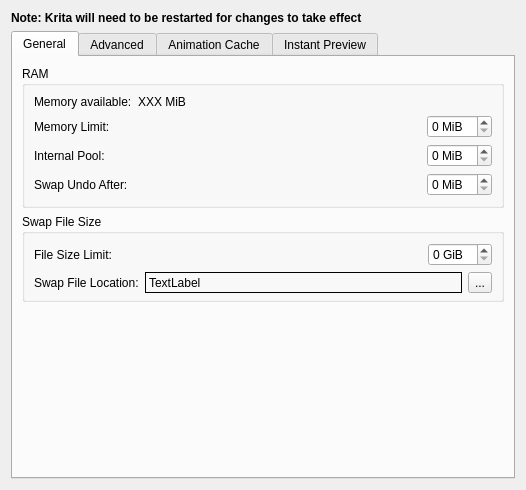
Before: the Qt Designer form libs/ui/forms/wdgperformancesettings.ui in KDE/krita, drawn with Qt 5.
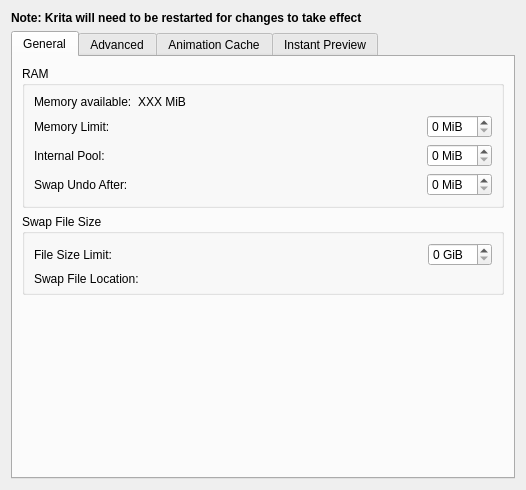
After: the same form once the commit is applied. Custom widgets are drawn as their Qt base class.

Commit message: Use a consistent widget for all folder pickers

The edit to the form file:
```diff
--- a/libs/ui/forms/wdgperformancesettings.ui
+++ b/libs/ui/forms/wdgperformancesettings.ui
@@ -217,34 +217,7 @@
            </widget>
           </item>
           <item row="1" column="1">
-           <layout class="QHBoxLayout" name="horizontalLayout_5">
-            <item>
-             <widget class="QLabel" name="lblSwapFileLocation">
-              <property name="sizePolicy">
-               <sizepolicy hsizetype="MinimumExpanding" vsizetype="Minimum">
-                <horstretch>0</horstretch>
-                <verstretch>0</verstretch>
-               </sizepolicy>
-              </property>
-              <property name="frameShape">
-               <enum>QFrame::Box</enum>
-              </property>
-              <property name="text">
-               <string>TextLabel</string>
-              </property>
-             </widget>
-            </item>
-            <item>
-             <widget class="QToolButton" name="bnSwapFile">
-              <property name="toolTip">
-               <string>Select the location where Krita writes its swap files.</string>
-              </property>
-              <property name="text">
-               <string>...</string>
-              </property>
-             </widget>
-            </item>
-           </layout>
+           <widget class="KisFileNameRequester" name="swapFileLocation" native="true"/>
           </item>
          </layout>
         </widget>
@@ -636,6 +609,12 @@
    <header location="global">kis_slider_spin_box.h</header>
    <container>1</container>
   </customwidget>
+  <customwidget>
+   <class>KisFileNameRequester</class>
+   <extends>QWidget</extends>
+   <header>kis_file_name_requester.h</header>
+   <container>1</container>
+  </customwidget>
  </customwidgets>
  <resources/>
  <connections/>
```
The commit also changes 2 other files.
